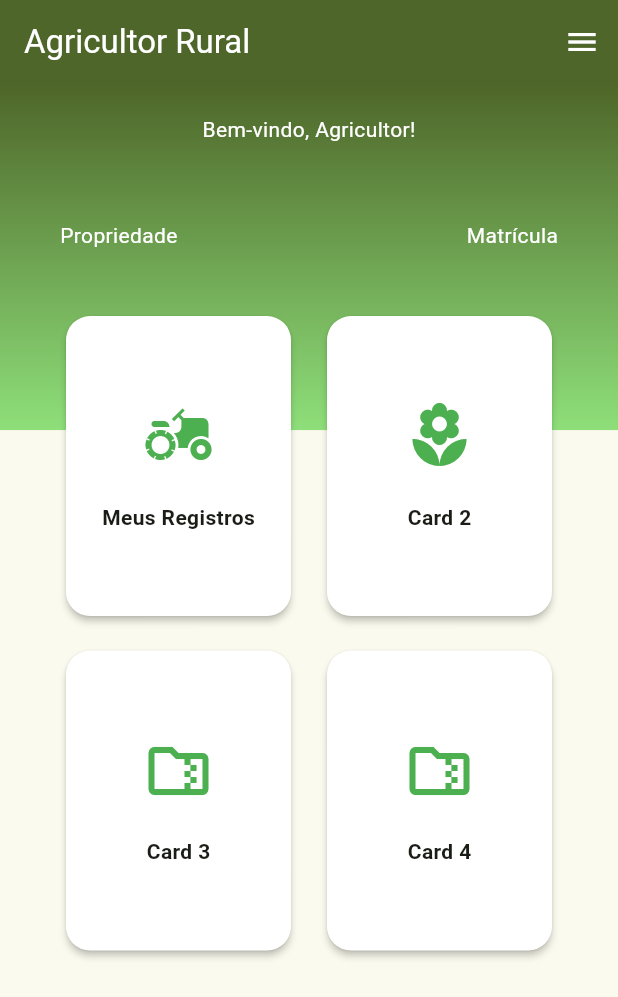
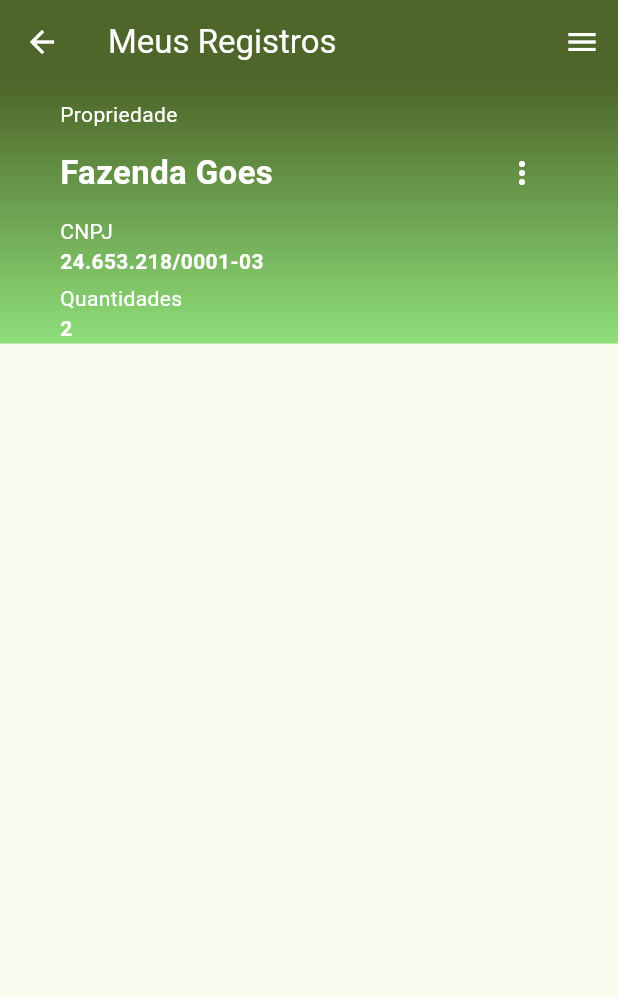
Before and after one commit to Kaio-Goes/farmer, a Flutter app: the DashboardPage screen opened directly, after a tap on "Meus Registros", on a phone screen of 412 x 824 dp. Shown: the top 997 px of the screen. Run offline on Flutter 3.47's test engine with Material 3 defaults, Android fonts, the phone set to English and light mode, and no system bars; our stand-ins replace flutter_secure_storage; accounts and stored records are empty.

Commit message:
Feature institution

```diff
--- /dev/null
+++ b/lib/core/models/institution.dart
@@ -0,0 +1,26 @@
+class Institution {
+  late String id;
+  late String responsibleName;
+  late String cnpj;
+  late String responsibleCpf;
+  late String email;
+  late String phone;
+
+  Institution({
+    required this.id,
+    required this.responsibleName,
+    required this.cnpj,
+    required this.responsibleCpf,
+    required this.email,
+    required this.phone,
+  });
+
+  Institution.fromJson(Map<String, dynamic> json) {
+    id = json['id'];
+    responsibleName = json['responsible_name'];
+    cnpj = json['cnpj'];
+    responsibleCpf = json['responsible_cpf'];
+    email = json['email'];
+    phone = json['phone'];
+  }
+}
--- /dev/null
+++ b/lib/core/models/tracking_form.dart
@@ -0,0 +1,64 @@
+class TrackingForm {
+  late String id;
+  late String institutionId;
+  late String userId;
+  late String nameProduct;
+  late int quantity;
+  late String productCulture;
+  late String numlot;
+  late String manufacturingDate;
+  late String invoice;
+  late String weight;
+
+  TrackingForm({
+    required this.id,
+    required this.institutionId,
+    required this.userId,
+    required this.nameProduct,
+    required this.quantity,
+    required this.productCulture,
+    required this.numlot,
+    required this.manufacturingDate,
+    required this.invoice,
+    required this.weight,
+  });
+}
+
+List<TrackingForm> listForm = [
+  TrackingForm(
+    id: '1',
+    institutionId: '1',
+    userId: '1',
+    nameProduct: 'Tomate Cereja',
+    quantity: 5000,
+    productCulture: 'Tomate',
+    numlot: '00150',
+    manufacturingDate: DateTime.now().toString(),
+    invoice: '123456789012345',
+    weight: '75',
+  ),
+  TrackingForm(
+    id: '2',
+    institutionId: '1',
+    userId: '1',
+    nameProduct: 'Morango Nordeste',
+    quantity: 15000,
+    productCulture: 'Morango',
+    numlot: '00151',
+    manufacturingDate: DateTime.now().toString(),
+    invoice: '123456789343443',
+    weight: '1000.00',
+  ),
+  TrackingForm(
+    id: '3',
+    institutionId: '2',
+    userId: '1',
+    nameProduct: 'Banana Nanica',
+    quantity: 2500,
+    productCulture: 'Banana',
+    numlot: '00152',
+    manufacturingDate: DateTime.now().toString(),
+    invoice: '12345678901455',
+    weight: '1200.00',
+  ),
+];
--- a/lib/pages/dashboard/dashboard_page.dart
+++ b/lib/pages/dashboard/dashboard_page.dart
@@ -1,6 +1,8 @@
 import 'package:farmer/components/card_icon.dart';
 import 'package:farmer/components/on_selected_popup.dart';
+import 'package:farmer/core/models/institution.dart';
 import 'package:farmer/core/services/auth_service.dart';
+import 'package:farmer/pages/register/my_register.dart';
 import 'package:flutter/material.dart';
 
 class DashboardPage extends StatefulWidget {
@@ -11,6 +13,31 @@ class DashboardPage extends StatefulWidget {
 }
 
 class _DashboardPageState extends State<DashboardPage> {
+  List<Institution> listIstitution = [];
+
+  @override
+  void initState() {
+    super.initState();
+    listIstitution = [
+      Institution(
+        id: '1',
+        responsibleName: 'Fazenda Goes',
+        cnpj: '24.653.218/0001-03',
+        responsibleCpf: '123.456.789-10',
+        email: 'agricultor@teste.com.br',
+        phone: '(61) 99376-3638',
+      ),
+      Institution(
+        id: '2',
+        responsibleName: 'Fazenda Feliz',
+        cnpj: '05.346.557/0001-00',
+        responsibleCpf: '123.456.789-10',
+        email: 'agricultor@teste.com.br',
+        phone: '61 99376-3638',
+      )
+    ];
+  }
+
   @override
   Widget build(BuildContext context) {
     return Scaffold(
@@ -21,7 +48,8 @@ class _DashboardPageState extends State<DashboardPage> {
         backgroundColor: Theme.of(context).primaryColor,
         actions: const [OnSelectedPopup(isDashboardPage: true)],
       ),
-      body: Column(
+      body: SingleChildScrollView(
+        child: Column(
           children: [
             Container(
               height: MediaQuery.of(context).size.height * 0.28,
@@ -56,8 +84,8 @@ class _DashboardPageState extends State<DashboardPage> {
                   ),
                   SizedBox(height: 10),
                   Padding(
-                  padding:
-                      const EdgeInsets.symmetric(horizontal: 40, vertical: 10),
+                    padding: const EdgeInsets.symmetric(
+                        horizontal: 40, vertical: 10),
                     child: Row(
                       mainAxisAlignment: MainAxisAlignment.spaceBetween,
                       children: [
@@ -70,13 +98,21 @@ class _DashboardPageState extends State<DashboardPage> {
                               ),
                             ),
                             SizedBox(height: 10),
+                            Row(
+                              children: [
+                                for (int i = 0; i < listIstitution.length; i++)
                                   Text(
-                            AuthService().currentUser?.property ?? '',
+                                    listIstitution[i].responsibleName +
+                                        (i < listIstitution.length - 1
+                                            ? ', '
+                                            : ''),
                                     style: TextStyle(
                                       fontWeight: FontWeight.bold,
                                       color: Colors.white,
                                     ),
-                          )
+                                  ),
+                              ],
+                            ),
                           ],
                         ),
                         Column(
@@ -113,7 +149,12 @@ class _DashboardPageState extends State<DashboardPage> {
                       CardIcon(
                         textIcon: 'Meus Registros',
                         iconItem: Icons.agriculture,
-                      onTap: () {},
+                        onTap: () {
+                          Navigator.of(context).push(
+                            MaterialPageRoute(
+                                builder: (context) => const MyRegister()),
+                          );
+                        },
                       ),
                       const SizedBox(width: 16),
                       CardIcon(
@@ -145,6 +186,7 @@ class _DashboardPageState extends State<DashboardPage> {
             ),
           ],
         ),
+      ),
     );
   }
 }
--- /dev/null
+++ b/lib/pages/register/my_register.dart
@@ -0,0 +1,170 @@
+import 'package:farmer/components/on_selected_popup.dart';
+import 'package:farmer/core/models/institution.dart';
+import 'package:farmer/core/models/tracking_form.dart';
+import 'package:flutter/material.dart';
+
+class MyRegister extends StatefulWidget {
+  const MyRegister({super.key});
+
+  @override
+  State<MyRegister> createState() => _MyRegisterState();
+}
+
+class _MyRegisterState extends State<MyRegister> {
+  List<Institution> listInstitution = [];
+  Institution? selectedInstitution;
+  List<TrackingForm> formInstitution = [];
+  int selectedInstitutionCount = 0;
+
+  @override
+  void initState() {
+    super.initState();
+    listInstitution = [
+      Institution(
+        id: '1',
+        responsibleName: 'Fazenda Goes',
+        cnpj: '24.653.218/0001-03',
+        responsibleCpf: '123.456.789-10',
+        email: 'agricultor@teste.com.br',
+        phone: '(61) 99376-3638',
+      ),
+      Institution(
+        id: '2',
+        responsibleName: 'Fazenda Feliz',
+        cnpj: '05.346.557/0001-00',
+        responsibleCpf: '123.456.789-10',
+        email: 'agricultor@teste.com.br',
+        phone: '61 99376-3638',
+      )
+    ];
+
+    formInstitution = listForm;
+
+    // Definir a propriedade inicial como a de ID 1
+    selectedInstitution = listInstitution.firstWhere(
+      (institution) => institution.id == '1',
+    );
+
+    // Atualizar a contagem inicial
+    _updateSelectedInstitutionCount();
+  }
+
+  void _onPropertySelected(Institution institution) {
+    setState(() {
+      selectedInstitution = institution;
+      _updateSelectedInstitutionCount();
+    });
+  }
+
+  void _updateSelectedInstitutionCount() {
+    selectedInstitutionCount = formInstitution
+        .where((form) => form.institutionId == selectedInstitution?.id)
+        .length;
+  }
+
+  @override
+  Widget build(BuildContext context) {
+    return Scaffold(
+      appBar: AppBar(
+        title: const Text(
+          'Meus Registros',
+          style: TextStyle(color: Colors.white),
+        ),
+        foregroundColor: Colors.white,
+        backgroundColor: Theme.of(context).primaryColor,
+        actions: const [OnSelectedPopup()],
+      ),
+      body: SingleChildScrollView(
+        child: Column(
+          children: [
+            Container(
+              height: MediaQuery.of(context).size.height * 0.21,
+              decoration: BoxDecoration(
+                gradient: LinearGradient(
+                  colors: [
+                    Theme.of(context).primaryColor,
+                    const Color.fromARGB(255, 142, 223, 122),
+                  ],
+                  begin: Alignment.topCenter,
+                  end: Alignment.bottomCenter,
+                ),
+              ),
+              child: Column(
+                crossAxisAlignment: CrossAxisAlignment.start,
+                children: [
+                  Padding(
+                    padding: const EdgeInsets.symmetric(
+                        horizontal: 40, vertical: 10),
+                    child: Column(
+                      crossAxisAlignment: CrossAxisAlignment.start,
+                      children: [
+                        const Text(
+                          'Propriedade',
+                          style: TextStyle(
+                            color: Colors.white,
+                          ),
+                        ),
+                        const SizedBox(height: 5),
+                        Row(
+                          children: [
+                            Expanded(
+                              child: Text(
+                                selectedInstitution?.responsibleName ?? '',
+                                style: const TextStyle(
+                                  fontSize: 22,
+                                  fontWeight: FontWeight.bold,
+                                  color: Colors.white,
+                                ),
+                              ),
+                            ),
+                            PopupMenuButton<Institution>(
+                              icon: const Icon(
+                                Icons.more_vert,
+                                color: Colors.white,
+                              ),
+                              onSelected: _onPropertySelected,
+                              itemBuilder: (BuildContext context) {
+                                return listInstitution.map((institution) {
+                                  return PopupMenuItem<Institution>(
+                                    value: institution,
+                                    child: Text(institution.responsibleName),
+                                  );
+                                }).toList();
+                              },
+                            ),
+                          ],
+                        ),
+                        SizedBox(height: 5),
+                        Text(
+                          'CNPJ',
+                          style: TextStyle(color: Colors.white),
+                        ),
+                        Text(
+                          selectedInstitution?.cnpj ?? '',
+                          style: TextStyle(
+                            color: Colors.white,
+                            fontWeight: FontWeight.bold,
+                          ),
+                        ),
+                        const SizedBox(height: 5),
+                        Text(
+                          'Quantidades',
+                          style: TextStyle(color: Colors.white),
+                        ),
+                        Text(
+                          '$selectedInstitutionCount',
+                          style: TextStyle(
+                              color: Colors.white, fontWeight: FontWeight.bold),
+                        )
+                      ],
+                    ),
+                  )
+                ],
+              ),
+            ),
+          ],
+        ),
+      ),
+    );
+  }
+}
```
Lines whose indentation alone changed are shown as unchanged.
